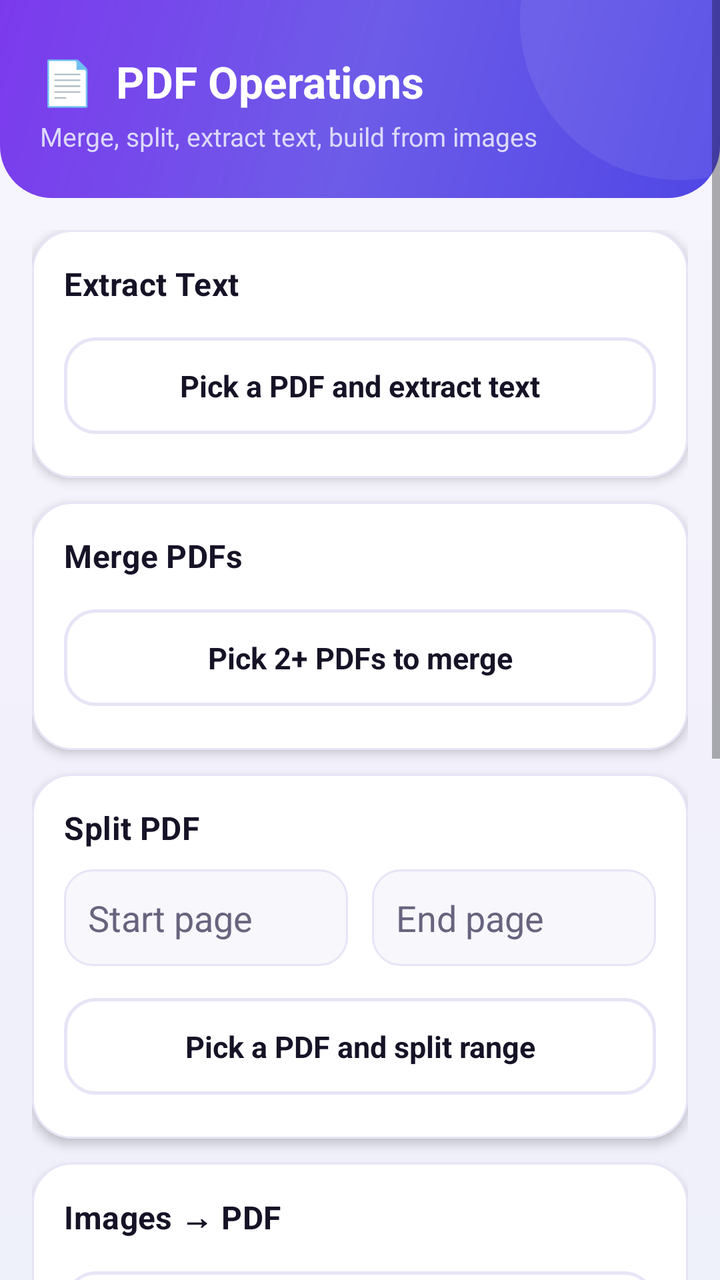
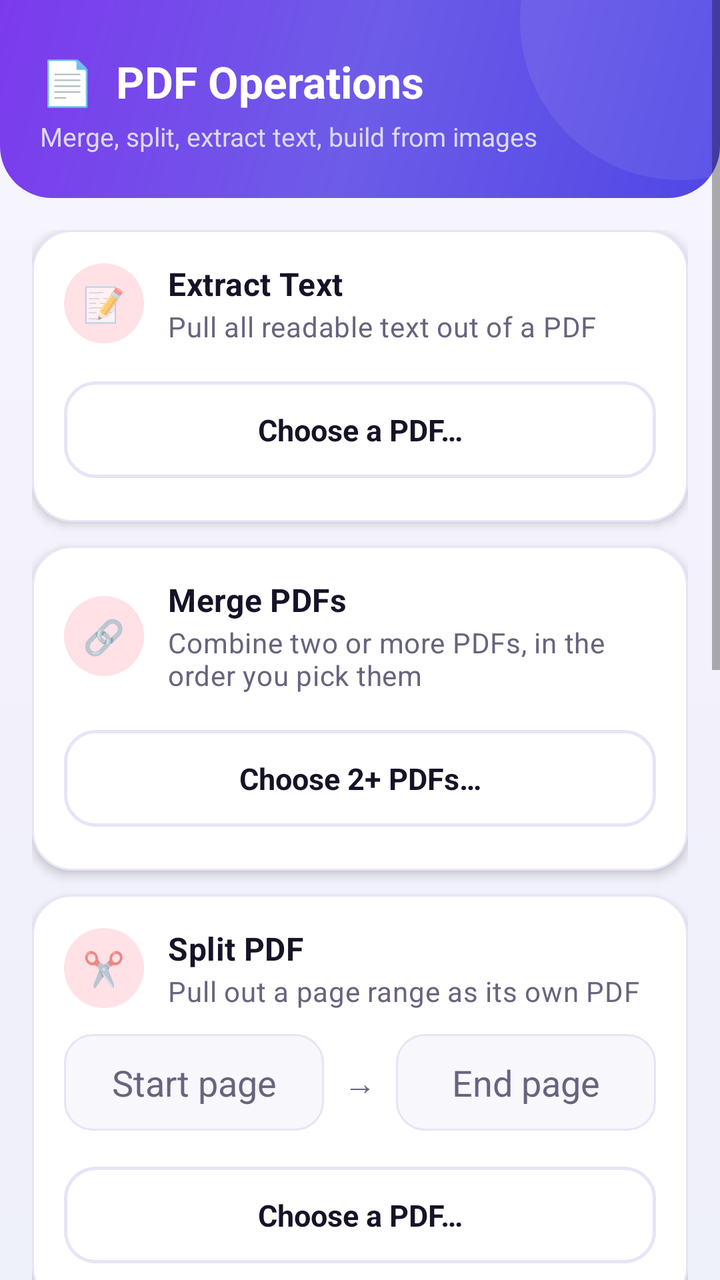

An Android layout rendered at two revisions. The XML below is the earlier revision; the diff shows what the commit changed to produce the second picture.
<!-- AndroidManifest.xml: application theme Theme.DataToolkit -->
<!-- res/layout/activity_pdf.xml -->
<?xml version="1.0" encoding="utf-8"?>
<ScrollView xmlns:android="http://schemas.android.com/apk/res/android"
    android:layout_width="match_parent"
    android:layout_height="match_parent"
    android:clipToPadding="false">

    <LinearLayout
        android:layout_width="match_parent"
        android:layout_height="wrap_content"
        android:orientation="vertical">

        <FrameLayout
            android:layout_width="match_parent"
            android:layout_height="wrap_content"
            android:background="@drawable/bg_header_flat"
            android:paddingStart="20dp" android:paddingEnd="20dp"
            android:paddingTop="26dp" android:paddingBottom="22dp">
            <LinearLayout android:layout_width="match_parent" android:layout_height="wrap_content" android:orientation="vertical">
                <TextView android:layout_width="wrap_content" android:layout_height="wrap_content"
                    android:text="📄  PDF Operations" android:textColor="@color/text_on_primary" android:textSize="22sp" android:textStyle="bold" />
                <TextView android:layout_width="wrap_content" android:layout_height="wrap_content" android:layout_marginTop="4dp"
                    android:text="Merge, split, extract text, build from images" android:textColor="@color/text_on_primary_muted" android:textSize="13sp" />
            </LinearLayout>
        </FrameLayout>

        <LinearLayout
            android:layout_width="match_parent"
            android:layout_height="wrap_content"
            android:orientation="vertical"
            android:padding="16dp">

            <com.google.android.material.card.MaterialCardView style="@style/Widget.App.Card" android:layout_width="match_parent" android:layout_height="wrap_content" android:layout_marginBottom="12dp">
                <LinearLayout android:layout_width="match_parent" android:layout_height="wrap_content" android:orientation="vertical">
                    <TextView android:layout_width="wrap_content" android:layout_height="wrap_content"
                        android:text="Extract Text" android:textAppearance="@style/TextAppearance.App.SectionTitle" />
                    <com.google.android.material.button.MaterialButton
                        android:id="@+id/btnExtractText"
                        style="@style/Widget.App.Button.Outlined"
                        android:layout_width="match_parent" android:layout_height="wrap_content"
                        android:layout_marginTop="10dp"
                        android:text="Pick a PDF and extract text" />
                </LinearLayout>
            </com.google.android.material.card.MaterialCardView>

            <com.google.android.material.card.MaterialCardView style="@style/Widget.App.Card" android:layout_width="match_parent" android:layout_height="wrap_content" android:layout_marginBottom="12dp">
                <LinearLayout android:layout_width="match_parent" android:layout_height="wrap_content" android:orientation="vertical">
                    <TextView android:layout_width="wrap_content" android:layout_height="wrap_content"
                        android:text="Merge PDFs" android:textAppearance="@style/TextAppearance.App.SectionTitle" />
                    <com.google.android.material.button.MaterialButton
                        android:id="@+id/btnMerge"
                        style="@style/Widget.App.Button.Outlined"
                        android:layout_width="match_parent" android:layout_height="wrap_content"
                        android:layout_marginTop="10dp"
                        android:text="Pick 2+ PDFs to merge" />
                </LinearLayout>
            </com.google.android.material.card.MaterialCardView>

            <com.google.android.material.card.MaterialCardView style="@style/Widget.App.Card" android:layout_width="match_parent" android:layout_height="wrap_content" android:layout_marginBottom="12dp">
                <LinearLayout android:layout_width="match_parent" android:layout_height="wrap_content" android:orientation="vertical">
                    <TextView android:layout_width="wrap_content" android:layout_height="wrap_content"
                        android:text="Split PDF" android:textAppearance="@style/TextAppearance.App.SectionTitle" />
                    <LinearLayout android:layout_width="match_parent" android:layout_height="wrap_content" android:orientation="horizontal" android:layout_marginTop="10dp">
                        <EditText android:id="@+id/etStartPage" android:layout_width="0dp" android:layout_height="wrap_content"
                            android:layout_weight="1" android:background="@drawable/bg_input_field_focused" android:hint="Start page" android:textColorHint="@color/text_secondary" android:inputType="number" android:layout_marginEnd="6dp" />
                        <EditText android:id="@+id/etEndPage" android:layout_width="0dp" android:layout_height="wrap_content"
                            android:layout_weight="1" android:background="@drawable/bg_input_field_focused" android:hint="End page" android:textColorHint="@color/text_secondary" android:inputType="number" android:layout_marginStart="6dp" />
                    </LinearLayout>
                    <com.google.android.material.button.MaterialButton
                        android:id="@+id/btnSplit"
                        style="@style/Widget.App.Button.Outlined"
                        android:layout_width="match_parent" android:layout_height="wrap_content"
                        android:layout_marginTop="10dp"
                        android:text="Pick a PDF and split range" />
                </LinearLayout>
            </com.google.android.material.card.MaterialCardView>

            <com.google.android.material.card.MaterialCardView style="@style/Widget.App.Card" android:layout_width="match_parent" android:layout_height="wrap_content" android:layout_marginBottom="14dp">
                <LinearLayout android:layout_width="match_parent" android:layout_height="wrap_content" android:orientation="vertical">
                    <TextView android:layout_width="wrap_content" android:layout_height="wrap_content"
                        android:text="Images → PDF" android:textAppearance="@style/TextAppearance.App.SectionTitle" />
                    <com.google.android.material.button.MaterialButton
                        android:id="@+id/btnImagesToPdf"
                        style="@style/Widget.App.Button.Outlined"
                        android:layout_width="match_parent" android:layout_height="wrap_content"
                        android:layout_marginTop="10dp"
                        android:text="Pick images to combine into a PDF" />
                </LinearLayout>
            </com.google.android.material.card.MaterialCardView>

            <TextView android:id="@+id/tvStatus" android:layout_width="match_parent" android:layout_height="wrap_content"
                android:textColor="@color/text_secondary" android:textSize="12.5sp" android:layout_marginBottom="10dp" />

            <com.google.android.material.card.MaterialCardView style="@style/Widget.App.Card" android:layout_width="match_parent" android:layout_height="wrap_content">
                <LinearLayout android:layout_width="match_parent" android:layout_height="wrap_content" android:orientation="vertical">
                    <TextView android:layout_width="wrap_content" android:layout_height="wrap_content"
                        android:text="Result" android:textAppearance="@style/TextAppearance.App.SectionTitle" />
                    <EditText
                        android:id="@+id/etOutput"
                        android:layout_width="match_parent"
                        android:layout_height="180dp"
                        android:layout_marginTop="10dp"
                        android:background="@drawable/bg_input_field_focused"
                        android:gravity="top|start"
                        android:textSize="13sp"
                        android:inputType="textMultiLine" />

                    <com.google.android.material.button.MaterialButton
                        android:id="@+id/btnSaveAs"
                        style="@style/Widget.App.Button.Primary"
                        android:layout_width="match_parent"
                        android:layout_height="wrap_content"
                        android:layout_marginTop="12dp"
                        android:text="💾  Save Last Result As…" />
                </LinearLayout>
            </com.google.android.material.card.MaterialCardView>

        </LinearLayout>
    </LinearLayout>
</ScrollView>
<!-- resources referenced by this layout -->
<resources>
  <color name="text_on_primary">#FFFFFF</color>
  <color name="text_on_primary_muted">#DCD9FB</color>
  <color name="text_secondary">#68647E</color>
  <style name="TextAppearance.App.SectionTitle" parent="TextAppearance.MaterialComponents.Subtitle1">
          <item name="android:textColor">@color/text_primary</item>
          <item name="android:textStyle">bold</item>
          <item name="android:textSize">16sp</item>
      </style>
  <style name="Widget.App.Button.Primary" parent="Widget.MaterialComponents.Button">
          <item name="backgroundTint">@color/primary</item>
          <item name="cornerRadius">16dp</item>
          <item name="android:textAllCaps">false</item>
          <item name="android:textStyle">bold</item>
          <item name="android:textSize">15sp</item>
          <item name="android:letterSpacing">0</item>
          <item name="android:paddingTop">14dp</item>
          <item name="android:paddingBottom">14dp</item>
          <item name="rippleColor">@color/ripple_on_primary</item>
          <item name="elevation">2dp</item>
      </style>
  <style name="Widget.App.Card" parent="Widget.MaterialComponents.CardView">
          <item name="cardCornerRadius">20dp</item>
          <item name="cardElevation">3dp</item>
          <item name="cardBackgroundColor">@color/surface</item>
          <item name="strokeColor">@color/stroke</item>
          <item name="strokeWidth">1dp</item>
          <item name="contentPadding">16dp</item>
          <item name="rippleColor">@color/icon_chip_bg</item>
      </style>
  <color name="gradient_start">#4F46E5</color>
  <color name="gradient_mid">#6D5CE8</color>
  <color name="gradient_end">#7C3AED</color>
  <color name="surface">#FFFFFF</color>
  <color name="primary">#4F46E5</color>
  <color name="surface_muted">#F7F7FC</color>
  <color name="stroke">#E7E4F7</color>
  <color name="text_primary">#161327</color>
  <color name="icon_chip_bg">#EDE9FE</color>
  <color name="ripple_on_primary">#33FFFFFF</color>
  <color name="primary_dark">#3730A3</color>
  <color name="secondary">#7C3AED</color>
  <color name="accent">#F59E0B</color>
  <!-- drawable bg_app_gradient (drawable) -->
  <?xml version="1.0" encoding="utf-8"?>
  <layer-list xmlns:android="http://schemas.android.com/apk/res/android">
      <item>
          <shape android:shape="rectangle">
              <gradient
                  android:type="linear"
                  android:angle="90"
                  android:startColor="@color/background_alt"
                  android:centerColor="@color/background"
                  android:endColor="@color/background_soft" />
          </shape>
      </item>
  </layer-list>
  <color name="background">#F3F1FB</color>
  <color name="background_alt">#EEF0FA</color>
  <color name="background_soft">#F7F5FC</color>
  <!-- unchanged entries left out for length: 4 -->
</resources>

<!-- the commit's change to res/layout/activity_pdf.xml (unified diff, before → after) -->
@@ -29,78 +29,131 @@
             android:orientation="vertical"
             android:padding="16dp">
 
+            
             <com.google.android.material.card.MaterialCardView style="@style/Widget.App.Card" android:layout_width="match_parent" android:layout_height="wrap_content" android:layout_marginBottom="12dp">
                 <LinearLayout android:layout_width="match_parent" android:layout_height="wrap_content" android:orientation="vertical">
-                    <TextView android:layout_width="wrap_content" android:layout_height="wrap_content"
-                        android:text="Extract Text" android:textAppearance="@style/TextAppearance.App.SectionTitle" />
+                    <LinearLayout android:layout_width="match_parent" android:layout_height="wrap_content" android:orientation="horizontal" android:gravity="center_vertical">
+                        <FrameLayout android:layout_width="40dp" android:layout_height="40dp" android:background="@drawable/bg_icon_chip" android:backgroundTint="@color/accent_pdf_bg">
+                            <TextView android:layout_width="wrap_content" android:layout_height="wrap_content" android:layout_gravity="center" android:text="📝" android:textSize="17sp" />
+                        </FrameLayout>
+                        <LinearLayout android:layout_width="0dp" android:layout_height="wrap_content" android:layout_weight="1" android:layout_marginStart="12dp" android:orientation="vertical">
+                            <TextView android:layout_width="wrap_content" android:layout_height="wrap_content" android:text="Extract Text" android:textAppearance="@style/TextAppearance.App.SectionTitle" />
+                            <TextView android:layout_width="wrap_content" android:layout_height="wrap_content" android:layout_marginTop="1dp" android:text="Pull all readable text out of a PDF" android:textAppearance="@style/TextAppearance.App.Body" />
+                        </LinearLayout>
+                    </LinearLayout>
                     <com.google.android.material.button.MaterialButton
                         android:id="@+id/btnExtractText"
                         style="@style/Widget.App.Button.Outlined"
                         android:layout_width="match_parent" android:layout_height="wrap_content"
-                        android:layout_marginTop="10dp"
-                        android:text="Pick a PDF and extract text" />
+                        android:layout_marginTop="12dp"
+                        android:text="Choose a PDF…" />
                 </LinearLayout>
             </com.google.android.material.card.MaterialCardView>
 
+            
             <com.google.android.material.card.MaterialCardView style="@style/Widget.App.Card" android:layout_width="match_parent" android:layout_height="wrap_content" android:layout_marginBottom="12dp">
                 <LinearLayout android:layout_width="match_parent" android:layout_height="wrap_content" android:orientation="vertical">
-                    <TextView android:layout_width="wrap_content" android:layout_height="wrap_content"
-                        android:text="Merge PDFs" android:textAppearance="@style/TextAppearance.App.SectionTitle" />
+                    <LinearLayout android:layout_width="match_parent" android:layout_height="wrap_content" android:orientation="horizontal" android:gravity="center_vertical">
+                        <FrameLayout android:layout_width="40dp" android:layout_height="40dp" android:background="@drawable/bg_icon_chip" android:backgroundTint="@color/accent_pdf_bg">
+                            <TextView android:layout_width="wrap_content" android:layout_height="wrap_content" android:layout_gravity="center" android:text="🔗" android:textSize="17sp" />
+                        </FrameLayout>
+                        <LinearLayout android:layout_width="0dp" android:layout_height="wrap_content" android:layout_weight="1" android:layout_marginStart="12dp" android:orientation="vertical">
+                            <TextView android:layout_width="wrap_content" android:layout_height="wrap_content" android:text="Merge PDFs" android:textAppearance="@style/TextAppearance.App.SectionTitle" />
+                            <TextView android:layout_width="wrap_content" android:layout_height="wrap_content" android:layout_marginTop="1dp" android:text="Combine two or more PDFs, in the order you pick them" android:textAppearance="@style/TextAppearance.App.Body" />
+                        </LinearLayout>
+                    </LinearLayout>
                     <com.google.android.material.button.MaterialButton
                         android:id="@+id/btnMerge"
                         style="@style/Widget.App.Button.Outlined"
                         android:layout_width="match_parent" android:layout_height="wrap_content"
-                        android:layout_marginTop="10dp"
-                        android:text="Pick 2+ PDFs to merge" />
+                        android:layout_marginTop="12dp"
+                        android:text="Choose 2+ PDFs…" />
                 </LinearLayout>
             </com.google.android.material.card.MaterialCardView>
 
+            
             <com.google.android.material.card.MaterialCardView style="@style/Widget.App.Card" android:layout_width="match_parent" android:layout_height="wrap_content" android:layout_marginBottom="12dp">
                 <LinearLayout android:layout_width="match_parent" android:layout_height="wrap_content" android:orientation="vertical">
-                    <TextView android:layout_width="wrap_content" android:layout_height="wrap_content"
-                        android:text="Split PDF" android:textAppearance="@style/TextAppearance.App.SectionTitle" />
-                    <LinearLayout android:layout_width="match_parent" android:layout_height="wrap_content" android:orientation="horizontal" android:layout_marginTop="10dp">
+                    <LinearLayout android:layout_width="match_parent" android:layout_height="wrap_content" android:orientation="horizontal" android:gravity="center_vertical">
+                        <FrameLayout android:layout_width="40dp" android:layout_height="40dp" android:background="@drawable/bg_icon_chip" android:backgroundTint="@color/accent_pdf_bg">
+                            <TextView android:layout_width="wrap_content" android:layout_height="wrap_content" android:layout_gravity="center" android:text="✂️" android:textSize="17sp" />
+                        </FrameLayout>
+                        <LinearLayout android:layout_width="0dp" android:layout_height="wrap_content" android:layout_weight="1" android:layout_marginStart="12dp" android:orientation="vertical">
+                            <TextView android:layout_width="wrap_content" android:layout_height="wrap_content" android:text="Split PDF" android:textAppearance="@style/TextAppearance.App.SectionTitle" />
+                            <TextView android:layout_width="wrap_content" android:layout_height="wrap_content" android:layout_marginTop="1dp" android:text="Pull out a page range as its own PDF" android:textAppearance="@style/TextAppearance.App.Body" />
+                        </LinearLayout>
+                    </LinearLayout>
+
+                    <LinearLayout android:layout_width="match_parent" android:layout_height="wrap_content" android:orientation="horizontal" android:gravity="center_vertical" android:layout_marginTop="12dp">
                         <EditText android:id="@+id/etStartPage" android:layout_width="0dp" android:layout_height="wrap_content"
-                            android:layout_weight="1" android:background="@drawable/bg_input_field_focused" android:hint="Start page" android:textColorHint="@color/text_secondary" android:inputType="number" android:layout_marginEnd="6dp" />
+                            android:layout_weight="1" android:background="@drawable/bg_input_field_focused" android:hint="Start page" android:textColorHint="@color/text_secondary"
+                            android:gravity="center" android:inputType="number" />
+                        <TextView android:layout_width="wrap_content" android:layout_height="wrap_content" android:layout_marginStart="10dp" android:layout_marginEnd="10dp"
+                            android:text="→" android:textColor="@color/text_secondary" android:textSize="16sp" />
                         <EditText android:id="@+id/etEndPage" android:layout_width="0dp" android:layout_height="wrap_content"
-                            android:layout_weight="1" android:background="@drawable/bg_input_field_focused" android:hint="End page" android:textColorHint="@color/text_secondary" android:inputType="number" android:layout_marginStart="6dp" />
+                            android:layout_weight="1" android:background="@drawable/bg_input_field_focused" android:hint="End page" android:textColorHint="@color/text_secondary"
+                            android:gravity="center" android:inputType="number" />
                     </LinearLayout>
                     <com.google.android.material.button.MaterialButton
                         android:id="@+id/btnSplit"
                         style="@style/Widget.App.Button.Outlined"
                         android:layout_width="match_parent" android:layout_height="wrap_content"
-                        android:layout_marginTop="10dp"
-                        android:text="Pick a PDF and split range" />
+                        android:layout_marginTop="12dp"
+                        android:text="Choose a PDF…" />
                 </LinearLayout>
             </com.google.android.material.card.MaterialCardView>
 
+            
             <com.google.android.material.card.MaterialCardView style="@style/Widget.App.Card" android:layout_width="match_parent" android:layout_height="wrap_content" android:layout_marginBottom="14dp">
                 <LinearLayout android:layout_width="match_parent" android:layout_height="wrap_content" android:orientation="vertical">
-                    <TextView android:layout_width="wrap_content" android:layout_height="wrap_content"
-                        android:text="Images → PDF" android:textAppearance="@style/TextAppearance.App.SectionTitle" />
+                    <LinearLayout android:layout_width="match_parent" android:layout_height="wrap_content" android:orientation="horizontal" android:gravity="center_vertical">
+                        <FrameLayout android:layout_width="40dp" android:layout_height="40dp" android:background="@drawable/bg_icon_chip" android:backgroundTint="@color/accent_pdf_bg">
+                            <TextView android:layout_width="wrap_content" android:layout_height="wrap_content" android:layout_gravity="center" android:text="🖼️" android:textSize="17sp" />
+                        </FrameLayout>
+                        <LinearLayout android:layout_width="0dp" android:layout_height="wrap_content" android:layout_weight="1" android:layout_marginStart="12dp" android:orientation="vertical">
+                            <TextView android:layout_width="wrap_content" android:layout_height="wrap_content" android:text="Images → PDF" android:textAppearance="@style/TextAppearance.App.SectionTitle" />
+                            <TextView android:layout_width="wrap_content" android:layout_height="wrap_content" android:layout_marginTop="1dp" android:text="One page per picture, in the order you pick them" android:textAppearance="@style/TextAppearance.App.Body" />
+                        </LinearLayout>
+                    </LinearLayout>
                     <com.google.android.material.button.MaterialButton
                         android:id="@+id/btnImagesToPdf"
                         style="@style/Widget.App.Button.Outlined"
                         android:layout_width="match_parent" android:layout_height="wrap_content"
-                        android:layout_marginTop="10dp"
-                        android:text="Pick images to combine into a PDF" />
+                        android:layout_marginTop="12dp"
+                        android:text="Choose images…" />
                 </LinearLayout>
             </com.google.android.material.card.MaterialCardView>
+
+            <ProgressBar
+                android:id="@+id/progressBar"
+                style="?android:attr/progressBarStyleHorizontal"
+                android:layout_width="match_parent" android:layout_height="wrap_content"
+                android:layout_marginBottom="10dp"
+                android:progressTint="@color/accent_pdf"
+                android:indeterminate="true"
+                android:visibility="gone" />
 
             <TextView android:id="@+id/tvStatus" android:layout_width="match_parent" android:layout_height="wrap_content"
                 android:textColor="@color/text_secondary" android:textSize="12.5sp" android:layout_marginBottom="10dp" />
 
             <com.google.android.material.card.MaterialCardView style="@style/Widget.App.Card" android:layout_width="match_parent" android:layout_height="wrap_content">
                 <LinearLayout android:layout_width="match_parent" android:layout_height="wrap_content" android:orientation="vertical">
-                    <TextView android:layout_width="wrap_content" android:layout_height="wrap_content"
-                        android:text="Result" android:textAppearance="@style/TextAppearance.App.SectionTitle" />
+                    <LinearLayout android:layout_width="match_parent" android:layout_height="wrap_content" android:orientation="horizontal" android:gravity="center_vertical">
+                        <FrameLayout android:layout_width="40dp" android:layout_height="40dp" android:background="@drawable/bg_icon_chip" android:backgroundTint="@color/accent_pdf_bg">
+                            <TextView android:layout_width="wrap_content" android:layout_height="wrap_content" android:layout_gravity="center" android:text="✅" android:textSize="17sp" />
+                        </FrameLayout>
+                        <TextView android:layout_width="0dp" android:layout_height="wrap_content" android:layout_weight="1" android:layout_marginStart="12dp"
+                            android:text="Result" android:textAppearance="@style/TextAppearance.App.SectionTitle" />
+                    </LinearLayout>
                     <EditText
                         android:id="@+id/etOutput"
                         android:layout_width="match_parent"
                         android:layout_height="180dp"
-                        android:layout_marginTop="10dp"
+                        android:layout_marginTop="12dp"
                         android:background="@drawable/bg_input_field_focused"
                         android:gravity="top|start"
+                        android:hint="Your result will appear here after you run an operation above"
+                        android:textColorHint="@color/text_secondary"
                         android:textSize="13sp"
                         android:inputType="textMultiLine" />
 
<!-- resource entries referenced after the edit -->
@@ -1,8 +1,20 @@
 <!-- resources referenced by this layout -->
 <resources>
+  <color name="accent_pdf">#E11D48</color>
+  <color name="accent_pdf_bg">#FFE1E6</color>
   <color name="text_on_primary">#FFFFFF</color>
   <color name="text_on_primary_muted">#DCD9FB</color>
   <color name="text_secondary">#68647E</color>
+  <!-- drawable bg_icon_chip (drawable) -->
+  <?xml version="1.0" encoding="utf-8"?>
+  <shape xmlns:android="http://schemas.android.com/apk/res/android" android:shape="oval">
+      <solid android:color="@color/icon_chip_bg" />
+  </shape>
+  <style name="TextAppearance.App.Body" parent="TextAppearance.MaterialComponents.Body2">
+          <item name="android:textColor">@color/text_secondary</item>
+          <item name="android:textSize">14sp</item>
+          <item name="android:lineSpacingExtra">3dp</item>
+      </style>
   <style name="TextAppearance.App.SectionTitle" parent="TextAppearance.MaterialComponents.Subtitle1">
           <item name="android:textColor">@color/text_primary</item>
           <item name="android:textStyle">bold</item>
